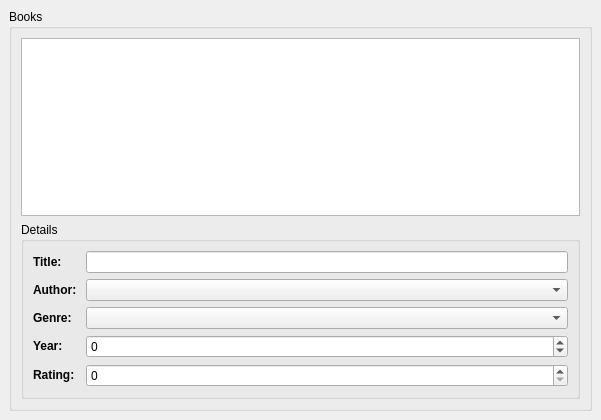
Old version of the form examples/sql/books/bookwindow.ui in the repository qt/qtbase.
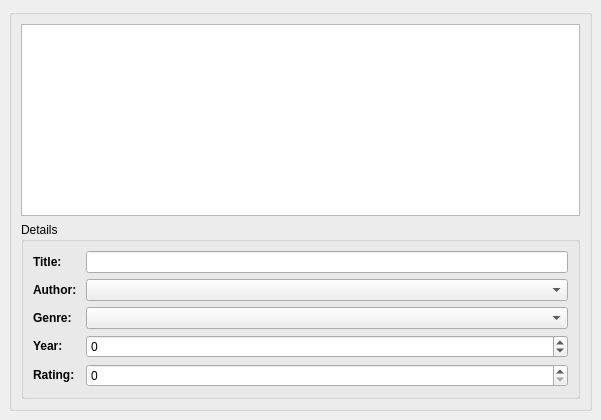
New version of the form.

Commit message:
Doc: Add menu bar to Books example
Add menu bar with Help->About that contains a short description of the
example application.
Remove redundant title string between menu and application content.

Task-number: QTBUG-68652

What changed in the file:
```diff
--- a/examples/sql/books/bookwindow.ui
+++ b/examples/sql/books/bookwindow.ui
@@ -33,7 +33,7 @@
     <item>
      <widget class="QGroupBox" name="groupBox">
       <property name="title">
-       <string>Books</string>
+       <string/>
       </property>
       <layout class="QVBoxLayout">
        <property name="spacing">
```
The commit also changes 2 other files.
